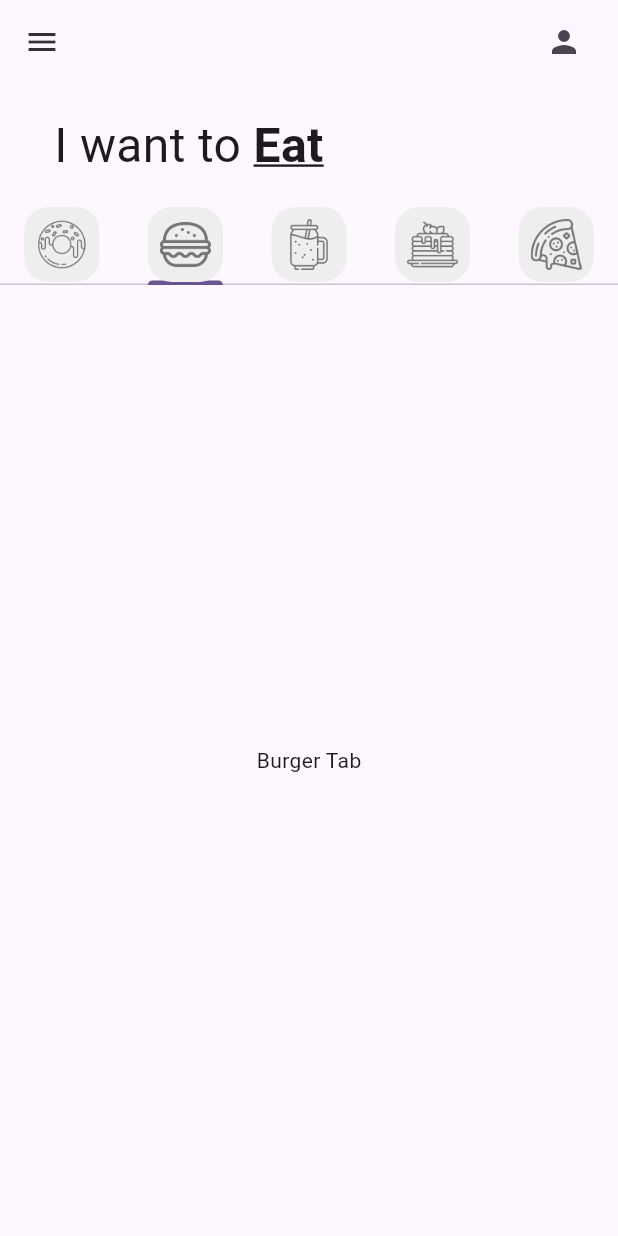
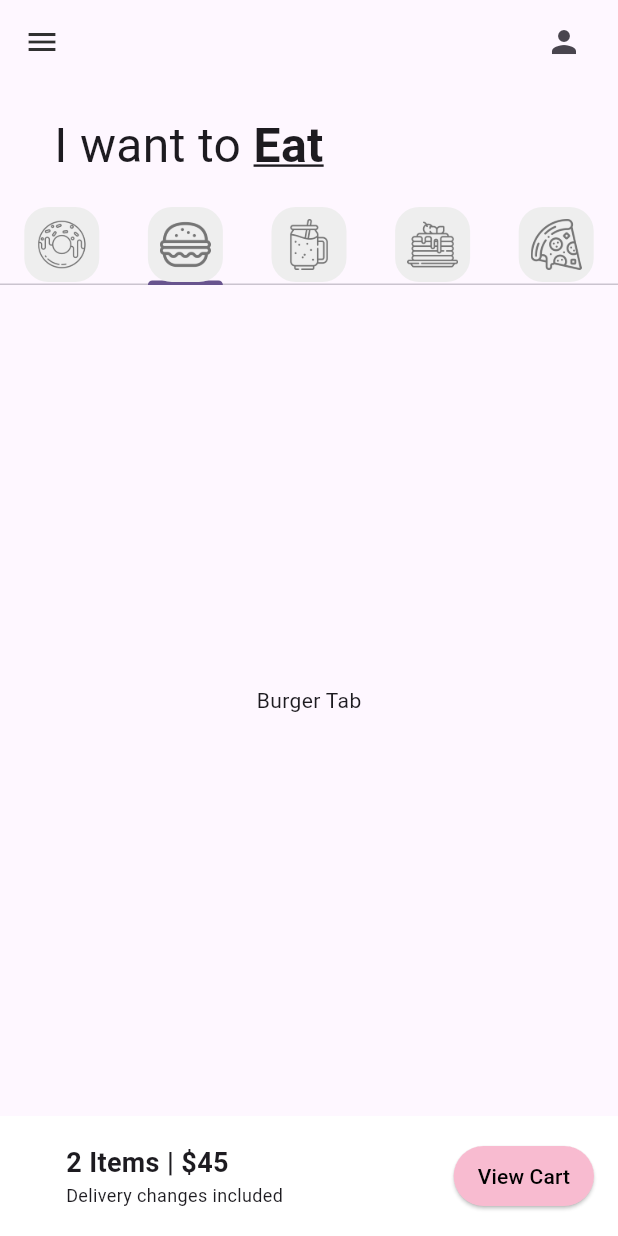
Before and after one commit to arrilive/donut_app_2b_vera1, a Flutter app: the screen it shows after launch, tab 2 chosen, on a phone screen of 412 x 824 dp. Run offline on Flutter 3.47's test engine with Material 3 defaults, Android fonts, the phone set to English and light mode, and no system bars.

Commit message:
UI finished

```diff
--- a/lib/pages/home_page.dart
+++ b/lib/pages/home_page.dart
@@ -78,6 +78,48 @@
 
 
         //Carrito
-      ];
+        Container(
+          color: Colors.white,
+          padding: const EdgeInsets.all(16),
+          child: Row(
+            //Poner los elementos en los extremos de la fila
+            mainAxisAlignment: MainAxisAlignment.spaceBetween,
+            children: [
+             const Padding(
+                padding: EdgeInsets.only(left:28),
+                child: Column(
+                  //Alinearlo a la izquierda
+                  crossAxisAlignment: CrossAxisAlignment.start,
+                  children: [
+                    Text(
+                      '2 Items | \$45',
+                       style: TextStyle(fontSize: 18,
+                       //Negritas
+                        fontWeight: FontWeight.bold),
+                    ),
+                    Text(
+                      'Delivery changes included',
+                       style: TextStyle(fontSize: 12),
+                    ),
+
+                 ],
+              )
+            ),
+             ElevatedButton(
+                onPressed: () {},
+                style: ElevatedButton.styleFrom(
+                backgroundColor: Colors.pink[100],
+                padding: const EdgeInsets.symmetric(
+                  horizontal: 16,
+                  vertical: 8)
+                ),
+                child: const Text('View Cart',
+                style: TextStyle(color: Colors.black),
+                ),
+             ),
+          ],
+        ),
+      ),
+    ];
   }
 }
```
